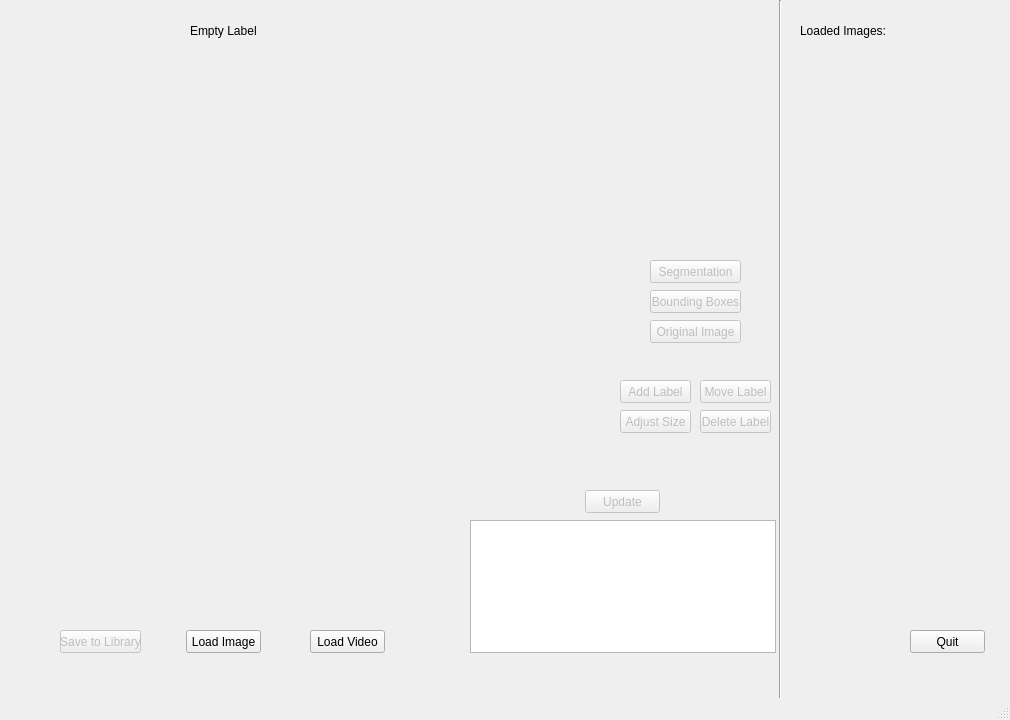
Above: mainWin.ui from TimotheosS/Automatic-Image-Annotation before the change. Below: the same form after it.
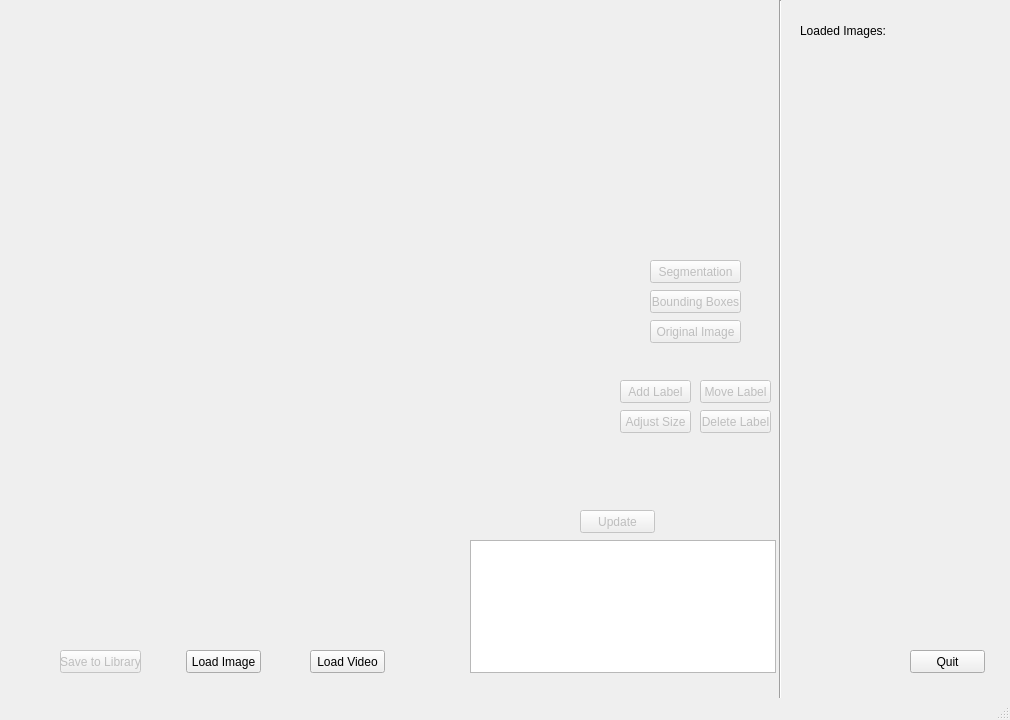
That is the form after the change.

Patch:
```diff
--- a/mainWin.ui
+++ b/mainWin.ui
@@ -42,7 +42,7 @@
     <property name="geometry">
      <rect>
       <x>186</x>
-      <y>630</y>
+      <y>650</y>
       <width>75</width>
       <height>23</height>
      </rect>
@@ -55,7 +55,7 @@
     <property name="geometry">
      <rect>
       <x>910</x>
-      <y>630</y>
+      <y>650</y>
       <width>75</width>
       <height>23</height>
      </rect>
@@ -77,7 +77,7 @@
      </rect>
     </property>
     <property name="text">
-     <string>Empty Label</string>
+     <string> </string>
     </property>
    </widget>
    <widget class="Line" name="line">
@@ -113,7 +113,7 @@
     <property name="geometry">
      <rect>
       <x>60</x>
-      <y>630</y>
+      <y>650</y>
       <width>81</width>
       <height>23</height>
      </rect>
@@ -126,7 +126,7 @@
     <property name="geometry">
      <rect>
       <x>470</x>
-      <y>520</y>
+      <y>540</y>
       <width>306</width>
       <height>133</height>
      </rect>
@@ -139,7 +139,7 @@
     <property name="geometry">
      <rect>
       <x>310</x>
-      <y>630</y>
+      <y>650</y>
       <width>75</width>
       <height>23</height>
      </rect>
@@ -154,8 +154,8 @@
     </property>
     <property name="geometry">
      <rect>
-      <x>585</x>
-      <y>490</y>
+      <x>580</x>
+      <y>510</y>
       <width>75</width>
       <height>23</height>
      </rect>
```
